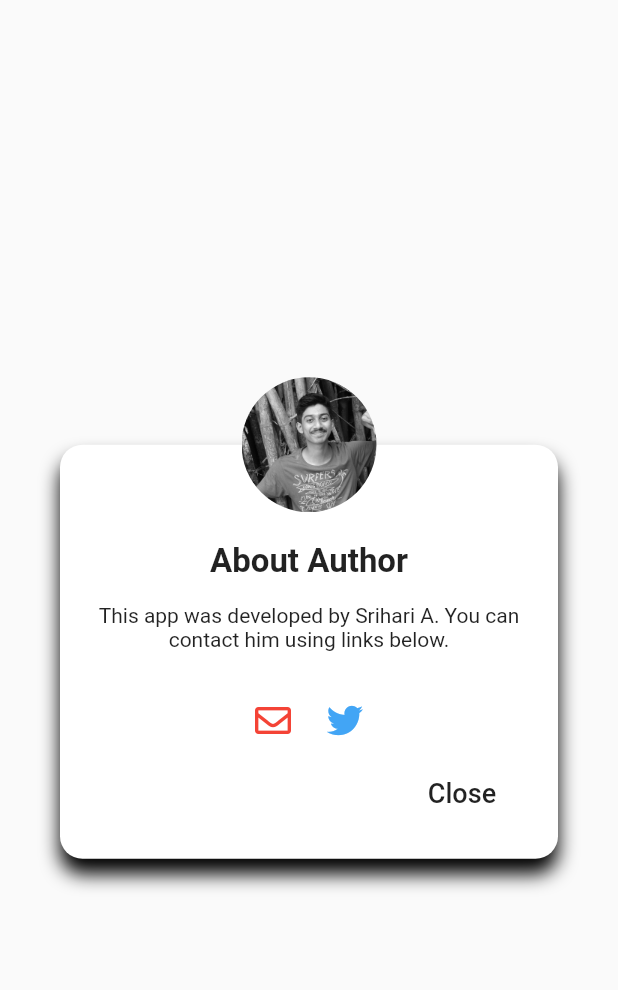
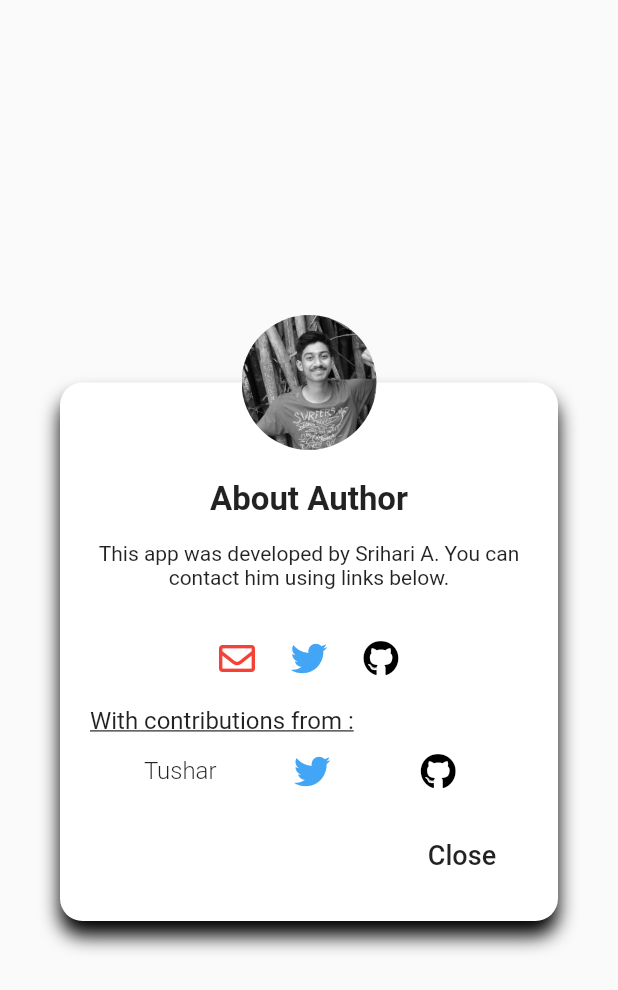
Before and after one commit to srihariash999/xkcd_mobx, a Flutter app: the CustomDialogBox widget shown alone on an empty page, opened directly, on a phone screen of 412 x 824 dp. Shown: the top 990 px of the screen. Run offline on Flutter 3.47's test engine with Material 2 defaults, Android fonts, the phone set to English and light mode, and no system bars; our stand-ins replace bot_toast, cached_network_image, dio, flutter_feather_icons, flutter_mobx, font_awesome_flutter and 4 more; missing offline and left inert: esys_flutter_share, image_downloader; generated files the repository leaves out were written again; network calls fail.

Commit message:
added github link. Added contributor list

```diff
--- a/lib/ui/custom_dialog.dart
+++ b/lib/ui/custom_dialog.dart
@@ -17,7 +17,6 @@ class CustomDialogBox extends StatefulWidget {
 }
 
 class _CustomDialogBoxState extends State<CustomDialogBox> {
-
   @override
   Widget build(BuildContext context) {
     return Dialog(
@@ -98,8 +97,79 @@ class _CustomDialogBoxState extends State<CustomDialogBox> {
                             );
                     },
                   ),
+                  IconButton(
+                    icon: FaIcon(
+                      FontAwesomeIcons.github,
+                      color: Colors.black,
+                    ),
+                    onPressed: () async {
+                      var url = "https://github.com/srihariash999/xkcd_mobx";
+                      await canLaunch(url)
+                          ? launch(url)
+                          : SnackBar(
+                              content: Text("Cannot open the link"),
+                            );
+                    },
+                  ),
                 ],
               ),
+              SizedBox(height: 8.0),
+              Container(
+                alignment: Alignment.centerLeft,
+                child: Text(
+                  'With contributions from :',
+                  style: TextStyle(
+                    fontSize: 16,
+                    fontWeight: FontWeight.w400,
+                    decoration: TextDecoration.underline,
+                  ),
+                ),
+              ),
+              Container(
+                child: Column(
+                  children: [
+                    Row(
+                      mainAxisAlignment: MainAxisAlignment.spaceEvenly,
+                      children: [
+                        Text(
+                          'Tushar ',
+                          style: TextStyle(
+                              fontSize: 16.0, fontWeight: FontWeight.w300),
+                        ),
+                        IconButton(
+                          icon: FaIcon(
+                            FontAwesomeIcons.twitter,
+                            color: Colors.blue[400],
+                          ),
+                          onPressed: () async {
+                            var url = "https://twitter.com/tusharc2n";
+                            await canLaunch(url)
+                                ? launch(url)
+                                : SnackBar(
+                                    content: Text("Cannot open the link"),
+                                  );
+                          },
+                        ),
+                        IconButton(
+                          icon: FaIcon(
+                            FontAwesomeIcons.github,
+                            color: Colors.black,
+                          ),
+                          onPressed: () async {
+                            var url = "https://github.com/tc2n";
+                            await canLaunch(url)
+                                ? launch(url)
+                                : SnackBar(
+                                    content: Text("Cannot open the link"),
+                                  );
+                          },
+                        ),
+                      ],
+                    ),
+                  ],
+                ),
+              ),
+              SizedBox(height: 8.0),
               Align(
                 alignment: Alignment.bottomRight,
                 child: FlatButton(
```
